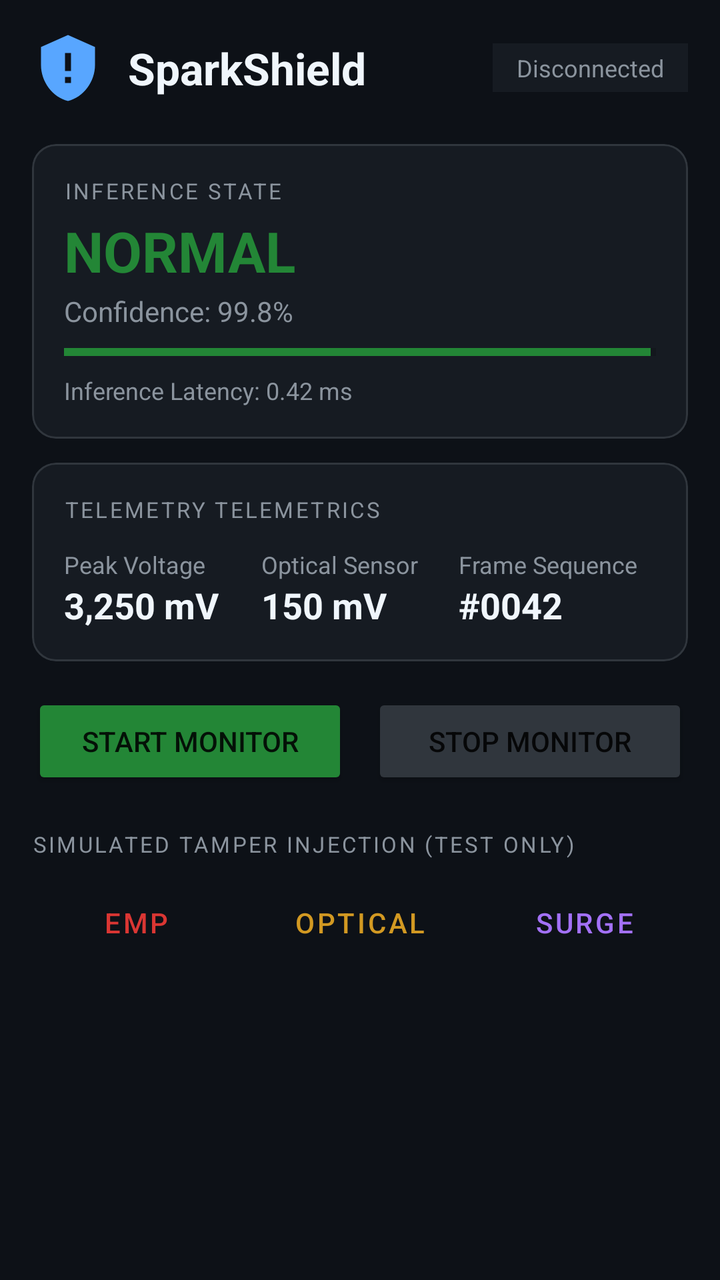
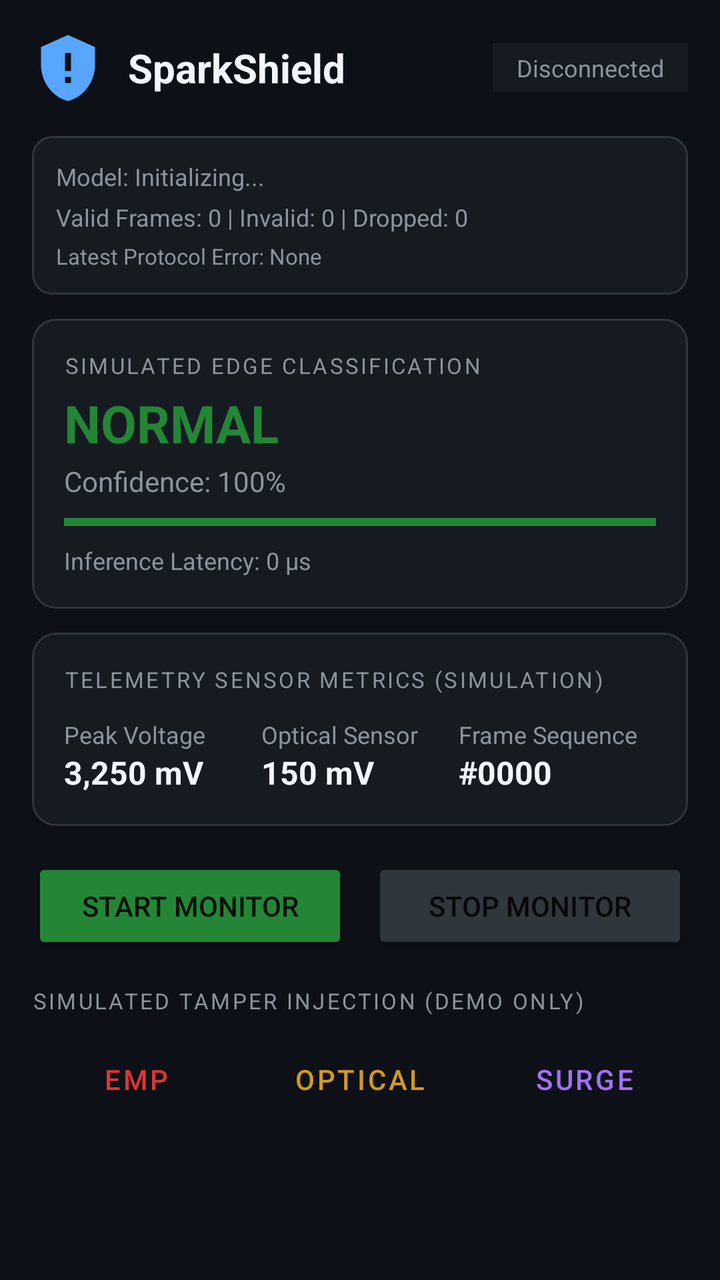

Compare the two renders of this Android layout. The source of the first and the diff that turns it into the second are given below.
<!-- AndroidManifest.xml: activity theme Theme.SparkShield -->
<!-- res/layout/activity_main.xml -->
<?xml version="1.0" encoding="utf-8"?>
<ScrollView xmlns:android="http://schemas.android.com/apk/res/android"
    xmlns:app="http://schemas.android.com/apk/res-auto"
    android:layout_width="match_parent"
    android:layout_height="match_parent"
    android:background="@color/bg_dark"
    android:padding="16dp">

    <LinearLayout
        android:layout_width="match_parent"
        android:layout_height="wrap_content"
        android:orientation="vertical">

        
        <LinearLayout
            android:layout_width="match_parent"
            android:layout_height="wrap_content"
            android:gravity="center_vertical"
            android:orientation="horizontal">

            <ImageView
                android:layout_width="36dp"
                android:layout_height="36dp"
                android:src="@drawable/ic_shield"
                android:contentDescription="@string/app_name" />

            <TextView
                android:layout_width="0dp"
                android:layout_height="wrap_content"
                android:layout_marginStart="12dp"
                android:layout_weight="1"
                android:text="@string/app_name"
                android:textColor="@color/text_primary"
                android:textSize="22sp"
                android:textStyle="bold" />

            <TextView
                android:id="@+id/tvConnectionStatus"
                android:layout_width="wrap_content"
                android:layout_height="wrap_content"
                android:background="@color/surface_dark"
                android:paddingHorizontal="12dp"
                android:paddingVertical="4dp"
                android:text="@string/status_disconnected"
                android:textColor="@color/text_secondary"
                android:textSize="12sp" />
        </LinearLayout>

        
        <com.google.android.material.card.MaterialCardView
            android:layout_width="match_parent"
            android:layout_height="wrap_content"
            android:layout_marginTop="20dp"
            app:cardBackgroundColor="@color/surface_dark"
            app:cardCornerRadius="12dp"
            app:cardElevation="0dp"
            app:strokeColor="@color/card_border"
            app:strokeWidth="1dp">

            <LinearLayout
                android:layout_width="match_parent"
                android:layout_height="wrap_content"
                android:orientation="vertical"
                android:padding="16dp">

                <TextView
                    android:layout_width="wrap_content"
                    android:layout_height="wrap_content"
                    android:text="INFERENCE STATE"
                    android:textColor="@color/text_secondary"
                    android:textSize="11sp"
                    android:letterSpacing="0.1" />

                <TextView
                    android:id="@+id/tvClassification"
                    android:layout_width="wrap_content"
                    android:layout_height="wrap_content"
                    android:layout_marginTop="4dp"
                    android:text="NORMAL"
                    android:textColor="@color/color_normal"
                    android:textSize="28sp"
                    android:textStyle="bold" />

                <TextView
                    android:id="@+id/tvConfidence"
                    android:layout_width="wrap_content"
                    android:layout_height="wrap_content"
                    android:layout_marginTop="2dp"
                    android:text="Confidence: 99.8%"
                    android:textColor="@color/text_secondary"
                    android:textSize="14sp" />

                <ProgressBar
                    android:id="@+id/pbConfidence"
                    style="?android:attr/progressBarStyleHorizontal"
                    android:layout_width="match_parent"
                    android:layout_height="6dp"
                    android:layout_marginTop="8dp"
                    android:max="100"
                    android:progress="99" />

                <TextView
                    android:id="@+id/tvInferenceLatency"
                    android:layout_width="wrap_content"
                    android:layout_height="wrap_content"
                    android:layout_marginTop="8dp"
                    android:text="Inference Latency: 0.42 ms"
                    android:textColor="@color/text_secondary"
                    android:textSize="12sp" />

            </LinearLayout>
        </com.google.android.material.card.MaterialCardView>

        
        <com.google.android.material.card.MaterialCardView
            android:layout_width="match_parent"
            android:layout_height="wrap_content"
            android:layout_marginTop="12dp"
            app:cardBackgroundColor="@color/surface_dark"
            app:cardCornerRadius="12dp"
            app:cardElevation="0dp"
            app:strokeColor="@color/card_border"
            app:strokeWidth="1dp">

            <LinearLayout
                android:layout_width="match_parent"
                android:layout_height="wrap_content"
                android:orientation="vertical"
                android:padding="16dp">

                <TextView
                    android:layout_width="wrap_content"
                    android:layout_height="wrap_content"
                    android:text="TELEMETRY TELEMETRICS"
                    android:textColor="@color/text_secondary"
                    android:textSize="11sp"
                    android:letterSpacing="0.1" />

                <LinearLayout
                    android:layout_width="match_parent"
                    android:layout_height="wrap_content"
                    android:layout_marginTop="12dp"
                    android:orientation="horizontal">

                    <LinearLayout
                        android:layout_width="0dp"
                        android:layout_height="wrap_content"
                        android:layout_weight="1"
                        android:orientation="vertical">

                        <TextView
                            android:layout_width="wrap_content"
                            android:layout_height="wrap_content"
                            android:text="Peak Voltage"
                            android:textColor="@color/text_secondary"
                            android:textSize="12sp" />

                        <TextView
                            android:id="@+id/tvPeakVoltage"
                            android:layout_width="wrap_content"
                            android:layout_height="wrap_content"
                            android:text="3,250 mV"
                            android:textColor="@color/text_primary"
                            android:textSize="18sp"
                            android:textStyle="bold" />
                    </LinearLayout>

                    <LinearLayout
                        android:layout_width="0dp"
                        android:layout_height="wrap_content"
                        android:layout_weight="1"
                        android:orientation="vertical">

                        <TextView
                            android:layout_width="wrap_content"
                            android:layout_height="wrap_content"
                            android:text="Optical Sensor"
                            android:textColor="@color/text_secondary"
                            android:textSize="12sp" />

                        <TextView
                            android:id="@+id/tvOpticalSensor"
                            android:layout_width="wrap_content"
                            android:layout_height="wrap_content"
                            android:text="150 mV"
                            android:textColor="@color/text_primary"
                            android:textSize="18sp"
                            android:textStyle="bold" />
                    </LinearLayout>

                    <LinearLayout
                        android:layout_width="0dp"
                        android:layout_height="wrap_content"
                        android:layout_weight="1"
                        android:orientation="vertical">

                        <TextView
                            android:layout_width="wrap_content"
                            android:layout_height="wrap_content"
                            android:text="Frame Sequence"
                            android:textColor="@color/text_secondary"
                            android:textSize="12sp" />

                        <TextView
                            android:id="@+id/tvSequence"
                            android:layout_width="wrap_content"
                            android:layout_height="wrap_content"
                            android:text="#0042"
                            android:textColor="@color/text_primary"
                            android:textSize="18sp"
                            android:textStyle="bold" />
                    </LinearLayout>
                </LinearLayout>

            </LinearLayout>
        </com.google.android.material.card.MaterialCardView>

        
        <LinearLayout
            android:layout_width="match_parent"
            android:layout_height="wrap_content"
            android:layout_marginTop="16dp"
            android:orientation="horizontal">

            <Button
                android:id="@+id/btnStartService"
                android:layout_width="0dp"
                android:layout_height="wrap_content"
                android:layout_marginEnd="6dp"
                android:layout_weight="1"
                android:backgroundTint="@color/color_normal"
                android:text="Start Monitor" />

            <Button
                android:id="@+id/btnStopService"
                android:layout_width="0dp"
                android:layout_height="wrap_content"
                android:layout_marginStart="6dp"
                android:layout_weight="1"
                android:backgroundTint="@color/card_border"
                android:text="Stop Monitor" />
        </LinearLayout>

        
        <TextView
            android:layout_width="wrap_content"
            android:layout_height="wrap_content"
            android:layout_marginTop="20dp"
            android:text="SIMULATED TAMPER INJECTION (TEST ONLY)"
            android:textColor="@color/text_secondary"
            android:textSize="11sp"
            android:letterSpacing="0.1" />

        <LinearLayout
            android:layout_width="match_parent"
            android:layout_height="wrap_content"
            android:layout_marginTop="8dp"
            android:orientation="horizontal">

            <Button
                android:id="@+id/btnInjectEmp"
                style="@style/Widget.MaterialComponents.Button.OutlinedButton"
                android:layout_width="0dp"
                android:layout_height="wrap_content"
                android:layout_marginEnd="4dp"
                android:layout_weight="1"
                android:textColor="@color/color_emp"
                android:text="EMP" />

            <Button
                android:id="@+id/btnInjectOptical"
                style="@style/Widget.MaterialComponents.Button.OutlinedButton"
                android:layout_width="0dp"
                android:layout_height="wrap_content"
                android:layout_marginHorizontal="4dp"
                android:layout_weight="1"
                android:textColor="@color/color_optical"
                android:text="OPTICAL" />

            <Button
                android:id="@+id/btnInjectSurge"
                style="@style/Widget.MaterialComponents.Button.OutlinedButton"
                android:layout_width="0dp"
                android:layout_height="wrap_content"
                android:layout_marginStart="4dp"
                android:layout_weight="1"
                android:textColor="@color/color_surge"
                android:text="SURGE" />
        </LinearLayout>

    </LinearLayout>
</ScrollView>
<!-- resources referenced by this layout -->
<resources>
  <color name="bg_dark">#0D1117</color>
  <color name="card_border">#30363D</color>
  <color name="color_emp">#DA3633</color>
  <color name="color_normal">#238636</color>
  <color name="color_optical">#D29922</color>
  <color name="color_surge">#A371F7</color>
  <color name="surface_dark">#161B22</color>
  <color name="text_primary">#F0F6FC</color>
  <color name="text_secondary">#8B949E</color>
  <!-- drawable ic_shield (drawable) -->
  <vector xmlns:android="http://schemas.android.com/apk/res/android"
      android:width="24dp"
      android:height="24dp"
      android:viewportWidth="24"
      android:viewportHeight="24">
      <path
          android:fillColor="#58A6FF"
          android:pathData="M12,1L3,5v6c0,5.55 3.84,10.74 9,12c5.16,-1.26 9,-6.45 9,-12V5L12,1zM11,7h2v6h-2V7zM11,15h2v2h-2V15z"/>
  </vector>
  <string name="app_name">SparkShield</string>
  <string name="status_disconnected">Disconnected</string>
  <style name="Theme.SparkShield" parent="Theme.MaterialComponents.DayNight.NoActionBar">
          <item name="android:statusBarColor">@color/bg_dark</item>
          <item name="android:navigationBarColor">@color/bg_dark</item>
          <item name="android:windowBackground">@color/bg_dark</item>
          <item name="colorPrimary">@color/accent_blue</item>
          <item name="colorSecondary">@color/color_normal</item>
      </style>
  <color name="accent_blue">#58A6FF</color>
</resources>

<!-- the commit's change to res/layout/activity_main.xml (unified diff, before → after) -->
@@ -31,7 +31,7 @@
                 android:layout_weight="1"
                 android:text="@string/app_name"
                 android:textColor="@color/text_primary"
-                android:textSize="22sp"
+                android:textSize="20sp"
                 android:textStyle="bold" />
 
             <TextView
@@ -50,7 +50,53 @@
         <com.google.android.material.card.MaterialCardView
             android:layout_width="match_parent"
             android:layout_height="wrap_content"
-            android:layout_marginTop="20dp"
+            android:layout_marginTop="16dp"
+            app:cardBackgroundColor="@color/surface_dark"
+            app:cardCornerRadius="10dp"
+            app:cardElevation="0dp"
+            app:strokeColor="@color/card_border"
+            app:strokeWidth="1dp">
+
+            <LinearLayout
+                android:layout_width="match_parent"
+                android:layout_height="wrap_content"
+                android:orientation="vertical"
+                android:padding="12dp">
+
+                <TextView
+                    android:id="@+id/tvModelStatus"
+                    android:layout_width="wrap_content"
+                    android:layout_height="wrap_content"
+                    android:text="Model: Initializing..."
+                    android:textColor="@color/text_secondary"
+                    android:textSize="12sp" />
+
+                <TextView
+                    android:id="@+id/tvFrameCounters"
+                    android:layout_width="wrap_content"
+                    android:layout_height="wrap_content"
+                    android:layout_marginTop="4dp"
+                    android:text="Valid Frames: 0 | Invalid: 0 | Dropped: 0"
+                    android:textColor="@color/text_secondary"
+                    android:textSize="12sp" />
+
+                <TextView
+                    android:id="@+id/tvLatestProtocolError"
+                    android:layout_width="wrap_content"
+                    android:layout_height="wrap_content"
+                    android:layout_marginTop="4dp"
+                    android:text="Latest Protocol Error: None"
+                    android:textColor="@color/text_secondary"
+                    android:textSize="11sp" />
+
+            </LinearLayout>
+        </com.google.android.material.card.MaterialCardView>
+
+        
+        <com.google.android.material.card.MaterialCardView
+            android:layout_width="match_parent"
+            android:layout_height="wrap_content"
+            android:layout_marginTop="12dp"
             app:cardBackgroundColor="@color/surface_dark"
             app:cardCornerRadius="12dp"
             app:cardElevation="0dp"
@@ -66,7 +112,7 @@
                 <TextView
                     android:layout_width="wrap_content"
                     android:layout_height="wrap_content"
-                    android:text="INFERENCE STATE"
+                    android:text="SIMULATED EDGE CLASSIFICATION"
                     android:textColor="@color/text_secondary"
                     android:textSize="11sp"
                     android:letterSpacing="0.1" />
@@ -78,7 +124,7 @@
                     android:layout_marginTop="4dp"
                     android:text="NORMAL"
                     android:textColor="@color/color_normal"
-                    android:textSize="28sp"
+                    android:textSize="26sp"
                     android:textStyle="bold" />
 
                 <TextView
@@ -86,7 +132,7 @@
                     android:layout_width="wrap_content"
                     android:layout_height="wrap_content"
                     android:layout_marginTop="2dp"
-                    android:text="Confidence: 99.8%"
+                    android:text="Confidence: 100%"
                     android:textColor="@color/text_secondary"
                     android:textSize="14sp" />
 
@@ -97,14 +143,14 @@
                     android:layout_height="6dp"
                     android:layout_marginTop="8dp"
                     android:max="100"
-                    android:progress="99" />
+                    android:progress="100" />
 
                 <TextView
                     android:id="@+id/tvInferenceLatency"
                     android:layout_width="wrap_content"
                     android:layout_height="wrap_content"
                     android:layout_marginTop="8dp"
-                    android:text="Inference Latency: 0.42 ms"
+                    android:text="Inference Latency: 0 µs"
                     android:textColor="@color/text_secondary"
                     android:textSize="12sp" />
 
@@ -131,7 +177,7 @@
                 <TextView
                     android:layout_width="wrap_content"
                     android:layout_height="wrap_content"
-                    android:text="TELEMETRY TELEMETRICS"
+                    android:text="TELEMETRY SENSOR METRICS (SIMULATION)"
                     android:textColor="@color/text_secondary"
                     android:textSize="11sp"
                     android:letterSpacing="0.1" />
@@ -161,7 +207,7 @@
                             android:layout_height="wrap_content"
                             android:text="3,250 mV"
                             android:textColor="@color/text_primary"
-                            android:textSize="18sp"
+                            android:textSize="16sp"
                             android:textStyle="bold" />
                     </LinearLayout>
 
@@ -184,7 +230,7 @@
                             android:layout_height="wrap_content"
                             android:text="150 mV"
                             android:textColor="@color/text_primary"
-                            android:textSize="18sp"
+                            android:textSize="16sp"
                             android:textStyle="bold" />
                     </LinearLayout>
 
@@ -205,9 +251,9 @@
                             android:id="@+id/tvSequence"
                             android:layout_width="wrap_content"
                             android:layout_height="wrap_content"
-                            android:text="#0042"
+                            android:text="#0000"
                             android:textColor="@color/text_primary"
-                            android:textSize="18sp"
+                            android:textSize="16sp"
                             android:textStyle="bold" />
                     </LinearLayout>
                 </LinearLayout>
@@ -245,8 +291,8 @@
         <TextView
             android:layout_width="wrap_content"
             android:layout_height="wrap_content"
-            android:layout_marginTop="20dp"
-            android:text="SIMULATED TAMPER INJECTION (TEST ONLY)"
+            android:layout_marginTop="16dp"
+            android:text="SIMULATED TAMPER INJECTION (DEMO ONLY)"
             android:textColor="@color/text_secondary"
             android:textSize="11sp"
             android:letterSpacing="0.1" />
